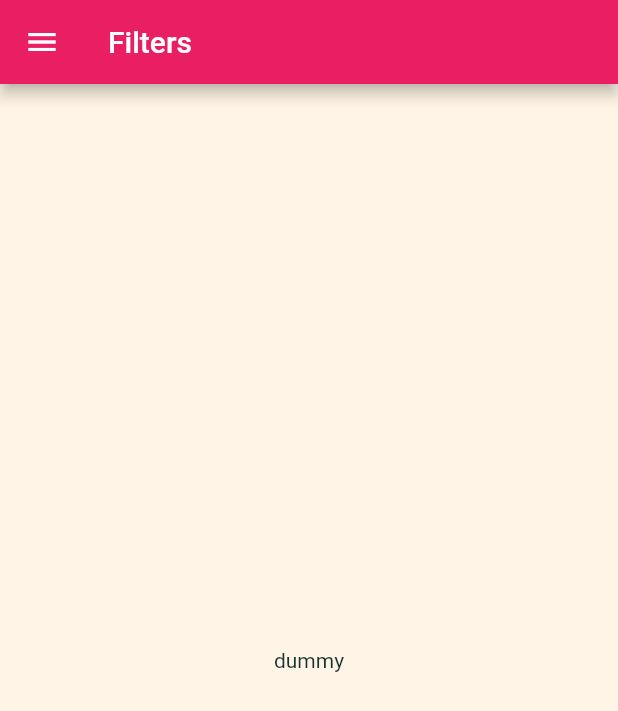
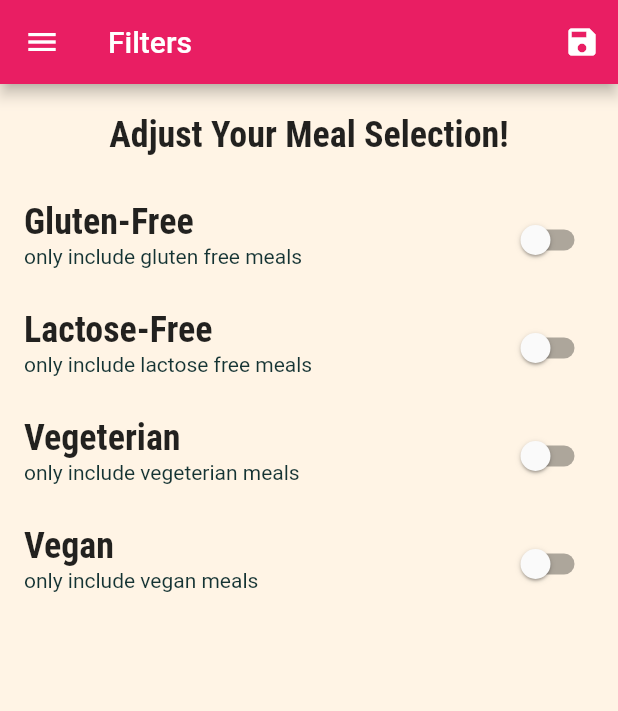
Before and after one commit to dhirajmishra98/deal-meal, a Flutter app: the FilterScreen screen opened by its route, on a phone screen of 412 x 824 dp. Shown: the top 711 px of the screen. Run offline on Flutter 3.47's test engine with Material 2 defaults, Android fonts, the phone set to English and light mode, and no system bars; Roboto replaces fonts that are missing (Raleway).

Commit message:
completing app

```diff
--- a/lib/main.dart
+++ b/lib/main.dart
@@ -1,20 +1,85 @@
+import 'dart:developer';
+
 import 'package:flutter/material.dart';
 
-import '../screens/favorite_screen.dart';
-import '../screens/filter_screen.dart';
-import '../screens/meal_detail_screen.dart';
-import '../screens/tabs_screen.dart';
+import '/dummy_data.dart';
+import './models/meal.dart';
+import './screens/favorite_screen.dart';
+import './screens/filter_screen.dart';
+import './screens/meal_detail_screen.dart';
+import './screens/tabs_screen.dart';
 import './screens/categories_screen.dart';
 import './screens/category_meals_screen.dart';
 
 void main() {
-  runApp(const MyApp());
+  runApp(MyApp());
 }
 
-class MyApp extends StatelessWidget {
-  const MyApp({super.key});
+class MyApp extends StatefulWidget {
+  MyApp({super.key});
 
+  @override
+  State<MyApp> createState() => _MyAppState();
+}
+
+class _MyAppState extends State<MyApp> {
   // This widget is the root of your application.
+
+  Map<String, bool> _filters = {
+    'gluten': false,
+    'lactose': false,
+    'vegeterian': false,
+    'vegan': false,
+  };
+
+  List<Meal> _availableMeals = dummyMeals;
+  List<Meal> _favouriteMeals = [];
+
+  void _setFilters(Map<String, bool> filterData) {
+    setState(() {
+      _filters = filterData;
+
+      _availableMeals = dummyMeals.where((meal) {
+        if (_filters['gluten']! && !meal.isGlutenFree) {
+          return false;
+        }
+        if (_filters['lactose']! && !meal.isLactoseFree) {
+          return false;
+        }
+        if (_filters['vegeterian']! && !meal.isVegetarian) {
+          return false;
+        }
+        if (_filters['vegan']! && !meal.isVegan) {
+          return false;
+        }
+        if (_filters['gluten']! && !meal.isGlutenFree) {
+          return false;
+        }
+        return true;
+      }).toList();
+    });
+  }
+
+  void _toggleFilter(String mealId) {
+    int existingIndex = _favouriteMeals.indexWhere((meal) => meal.id == mealId);
+
+    if (existingIndex >= 0) {
+      setState(() {
+        _favouriteMeals.removeAt(existingIndex);
+      });
+    } else {
+      setState(() {
+        _favouriteMeals.add(
+          dummyMeals.firstWhere((meal) => meal.id == mealId),
+        );
+      });
+    }
+  }
+
+  bool isFavourite(String mealId) {
+    return _favouriteMeals.any((meal) => meal.id == mealId);
+  }
+
   @override
   Widget build(BuildContext context) {
     return MaterialApp(
@@ -44,19 +109,19 @@ class MyApp extends StatelessWidget {
             ),
       ),
       // home: const CategoriesScreen(),
-      home:
-          const TabsScreen(), //if tabs are used we have to return that screen as main screen
+      home: TabsScreen(
+          _favouriteMeals), //if tabs are used we have to return that screen as main screen
       // initialRoute:
       // '/', //we can define initial route key here and use int routes map as key
       routes: {
         // '/': (ctx) =>
         // const TabsScreen(), //this is by default the initial screen loading (default screen initially)
         // '/category-meals' : (ctx) => CategoryMealsScreen(), //we can have typo here in key string so we create static string name in each screen class and use that here
-        CategoryMealsScreen.routeName: (ctx) =>
-            const CategoryMealsScreen(), //above method can be used like this to avoid typo
-        MealDetailScreen.routeName: (ctx) => const MealDetailScreen(),
-        FavouriteScreen.routeName: (ctx) => const FavouriteScreen(),
-        FilterScreen.routeName: (ctx) => const FilterScreen(),
+        CategoryMealsScreen.routeName: (ctx) => CategoryMealsScreen(
+            _availableMeals), //above method can be used like this to avoid typo
+        MealDetailScreen.routeName: (ctx) => MealDetailScreen(_toggleFilter,isFavourite),
+        // FavouriteScreen.routeName: (ctx) => FavouriteScreen(),
+        FilterScreen.routeName: (ctx) => FilterScreen(_filters, _setFilters),
       },
       //onGenerateRoute is used when screen/pages are created dynamically we dont now in advance and that's is not registered in routes then it will preoceed here according to condition meets
       // onGenerateRoute: (settings) {
--- a/lib/screens/category_meals_screen.dart
+++ b/lib/screens/category_meals_screen.dart
@@ -1,12 +1,14 @@
 import 'package:flutter/material.dart';
-import 'package:meal_tracker/dummy_data.dart';
-import 'package:meal_tracker/widgets/meal_item.dart';
+
+import '../models/meal.dart';
+import '../widgets/meal_item.dart';
 
 class CategoryMealsScreen extends StatelessWidget {
   static const routeName =
       '/category-meals'; //this string can be access from any class and cannoot be changed, used for nameroutes in main file or anywhere
 
-  const CategoryMealsScreen({super.key});
+  final List<Meal> availableMeals;
+  CategoryMealsScreen(this.availableMeals);
   // final String categoryId;
   // final String categoryTitle;
   // const CategoryMealsScreen({required this.categoryId,required this.categoryTitle, super.key});
@@ -17,7 +19,7 @@ class CategoryMealsScreen extends StatelessWidget {
         ModalRoute.of(context)?.settings.arguments as Map<String, String>;
     final categoryId = routeArgs['id'];
     final categoryTitle = routeArgs['title'];
-    final categoryMeals = dummyMeals.where((meals) {
+    final categoryMeals = availableMeals.where((meals) {
       return meals.categories.contains(categoryId);
     }).toList();
 
--- a/lib/screens/filter_screen.dart
+++ b/lib/screens/filter_screen.dart
@@ -1,18 +1,119 @@
 import 'package:flutter/material.dart';
 import '../widgets/main_drawer.dart';
 
-class FilterScreen extends StatelessWidget {
+class FilterScreen extends StatefulWidget {
   static const routeName = '/filter-screen';
-  const FilterScreen({super.key});
+  final Function savefilters;
+  final Map<String, bool> currentFilters;
+
+  FilterScreen(this.currentFilters, this.savefilters, {super.key});
+
+  @override
+  State<FilterScreen> createState() => _FilterScreenState();
+}
+
+class _FilterScreenState extends State<FilterScreen> {
+  bool _glutenFree = false;
+  bool _vegeterian = false;
+  bool _vegan = false;
+  bool _lactoseFree = false;
+
+  @override
+  initState() {
+    _glutenFree = widget.currentFilters['gluten']!;
+    _vegeterian = widget.currentFilters['vegeterian']!;
+    _vegan = widget.currentFilters['vegan']!;
+    _lactoseFree = widget.currentFilters['lactose']!;
+    super.initState();
+  }
+
+  Widget _buildSwitchListTile(String title, String description,
+      bool currentValue, Function(bool) updateValue) {
+    return SwitchListTile(
+      value: currentValue,
+      onChanged: updateValue,
+      title: Text(title),
+      subtitle: Text(description),
+    );
+  }
 
   @override
   Widget build(BuildContext context) {
     return Scaffold(
       appBar: AppBar(
-        title: Text('Filters'),
+        title: const Text('Filters'),
+        actions: [
+          IconButton(
+              onPressed: () {
+                final filters = {
+                  'gluten': _glutenFree,
+                  'lactose': _lactoseFree,
+                  'vegeterian': _vegeterian,
+                  'vegan': _vegan,
+                };
+                widget.savefilters(filters);
+              },
+              icon: Icon(Icons.save)),
+        ],
       ),
-      drawer: MainDrawer(),
-      body: Center(
-        child: Text('dummy')));
+      drawer: const MainDrawer(),
+      body: Column(
+        children: [
+          Container(
+            alignment: Alignment.center,
+            padding: const EdgeInsets.all(20),
+            child: Text(
+              'Adjust Your Meal Selection!',
+              style: Theme.of(context).textTheme.titleMedium,
+            ),
+          ),
+          Expanded(
+              child: ListView(
+            children: [
+              _buildSwitchListTile(
+                'Gluten-Free',
+                'only include gluten free meals',
+                _glutenFree,
+                (newValue) {
+                  setState(() {
+                    _glutenFree = newValue;
+                  });
+                },
+              ),
+              _buildSwitchListTile(
+                'Lactose-Free',
+                'only include lactose free meals',
+                _lactoseFree,
+                (newValue) {
+                  setState(() {
+                    _lactoseFree = newValue;
+                  });
+                },
+              ),
+              _buildSwitchListTile(
+                'Vegeterian',
+                'only include vegeterian meals',
+                _vegeterian,
+                (newValue) {
+                  setState(() {
+                    _vegeterian = newValue;
+                  });
+                },
+              ),
+              _buildSwitchListTile(
+                'Vegan',
+                'only include vegan meals',
+                _vegan,
+                (newValue) {
+                  setState(() {
+                    _vegan = newValue;
+                  });
+                },
+              ),
+            ],
+          ))
+        ],
+      ),
+    );
   }
 }
--- a/lib/screens/tabs_screen_uppertab.dart
+++ b/lib/screens/tabs_screen_uppertab.dart
@@ -37,7 +37,7 @@ class _UpperTabsScreenState extends State<UpperTabsScreen> {
         body: TabBarView(
           children: <Widget>[
             CategoriesScreen(),
-            FavouriteScreen(),
+            // FavouriteScreen(),
           ],
         ),
       ),
```
Also changed, not shown: lib/screens/favorite_screen.dart (+22 -2 lines), lib/screens/meal_detail_screen.dart (+17 -5 lines), lib/screens/tabs_screen.dart (+11 -3 lines). Lines whose indentation alone changed are shown as unchanged.
